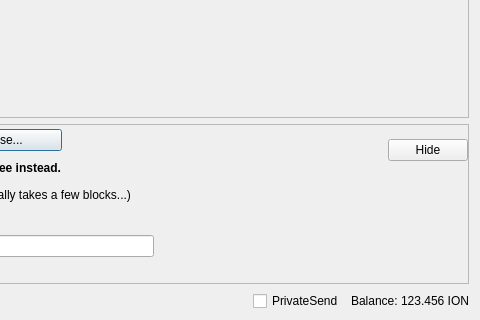
Above: src/qt/forms/sendcoinsdialog.ui from ioncoincore/ion before the change; both pictures show x 370 to 850 and y 206 to 526 of the 850 by 526 pixel window. Below: the same form after it.
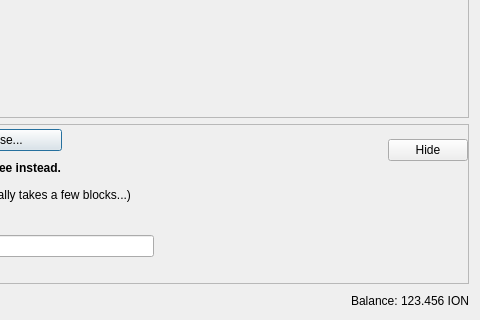
That is the form after the change. Custom widgets are drawn as their Qt base class.

Commit message: Fix #3241 UX/UI - Introduce PrivateSend tab which allows to spend fully mixed coins only (#3442)

```diff
--- a/src/qt/forms/sendcoinsdialog.ui
+++ b/src/qt/forms/sendcoinsdialog.ui
@@ -1210,22 +1210,6 @@
        <property name="spacing">
         <number>3</number>
        </property>
-       <item>
-        <widget class="QCheckBox" name="checkUsePrivateSend">
-         <property name="minimumSize">
-          <size>
-           <width>95</width>
-           <height>0</height>
-          </size>
-         </property>
-         <property name="text">
-          <string>PrivateSend</string>
-         </property>
-         <property name="checked">
-          <bool>false</bool>
-         </property>
-        </widget>
-       </item>
        <item>
         <widget class="QLabel" name="label">
          <property name="text">
```
The commit also changes 11 other files.
